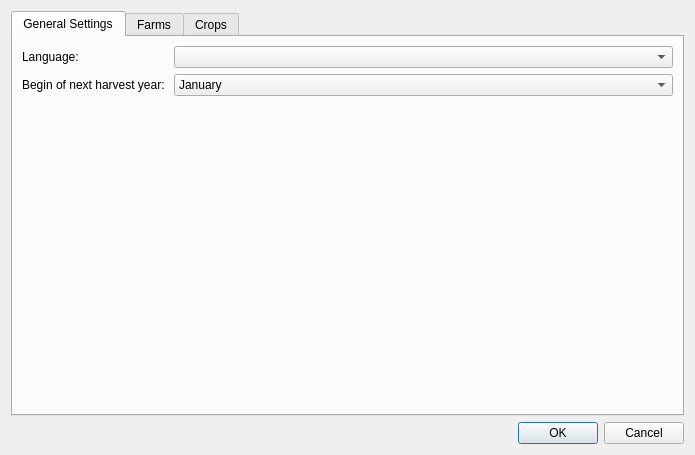
This is Classes/GUI/Dialogs/qsettingsdialog.ui in Sn1pescope/LVP-Basis as Qt 5 draws it before an edit. The edited form follows.
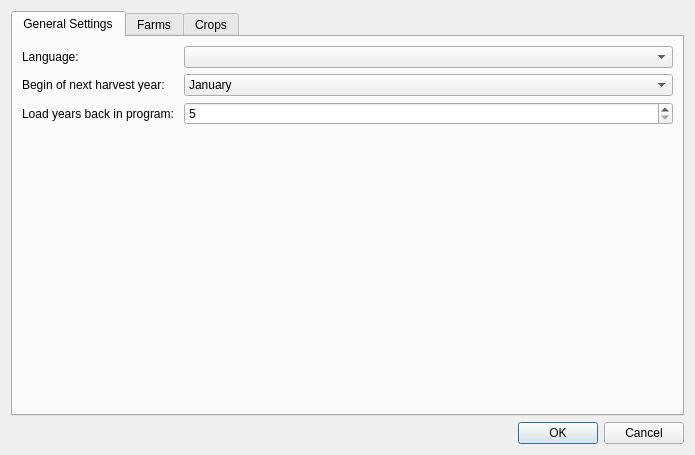
This is the edited form.

The edit to the form file:
```diff
--- a/Classes/GUI/Dialogs/qsettingsdialog.ui
+++ b/Classes/GUI/Dialogs/qsettingsdialog.ui
@@ -105,6 +105,23 @@
          </item>
         </widget>
        </item>
+       <item row="2" column="0">
+        <widget class="QLabel" name="label_4">
+         <property name="text">
+          <string>Load years back in program: </string>
+         </property>
+        </widget>
+       </item>
+       <item row="2" column="1">
+        <widget class="QSpinBox" name="spinBox">
+         <property name="minimum">
+          <number>5</number>
+         </property>
+         <property name="maximum">
+          <number>20</number>
+         </property>
+        </widget>
+       </item>
       </layout>
      </widget>
      <widget class="QWidget" name="farm">
```
